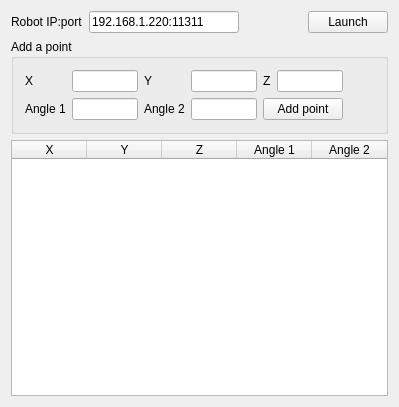
Old version of the form mainwindow.ui in the repository JulV94/object_displacer_gui.
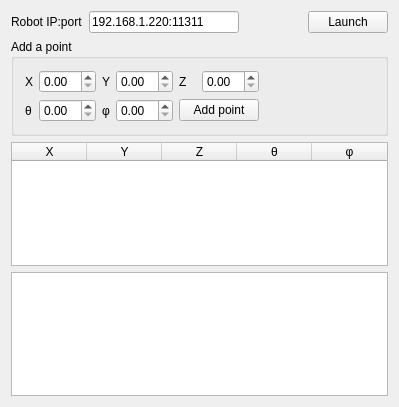
New version of the form.

Commit message: console fully connected

```diff
--- a/mainwindow.ui
+++ b/mainwindow.ui
@@ -87,7 +87,7 @@
         <item row="0" column="0">
          <layout class="QGridLayout" name="gridLayout_3">
           <item row="0" column="1">
-           <widget class="QLineEdit" name="xEdit">
+           <widget class="QDoubleSpinBox" name="xSpinBox">
             <property name="maximumSize">
              <size>
               <width>75</width>
@@ -99,24 +99,14 @@
           <item row="1" column="2">
            <widget class="QLabel" name="angle2Label">
             <property name="text">
-             <string>Angle 2</string>
+             <string>φ</string>
             </property>
            </widget>
           </item>
           <item row="1" column="0">
            <widget class="QLabel" name="angle1Label">
             <property name="text">
-             <string>Angle 1</string>
-            </property>
-           </widget>
-          </item>
-          <item row="1" column="3">
-           <widget class="QLineEdit" name="angle2Edit">
-            <property name="maximumSize">
-             <size>
-              <width>75</width>
-              <height>16777215</height>
-             </size>
+             <string>θ</string>
             </property>
            </widget>
           </item>
@@ -140,26 +130,6 @@
             </property>
            </widget>
           </item>
-          <item row="0" column="3">
-           <widget class="QLineEdit" name="yEdit">
-            <property name="maximumSize">
-             <size>
-              <width>75</width>
-              <height>16777215</height>
-             </size>
-            </property>
-           </widget>
-          </item>
-          <item row="0" column="5">
-           <widget class="QLineEdit" name="zEdit">
-            <property name="maximumSize">
-             <size>
-              <width>75</width>
-              <height>16777215</height>
-             </size>
-            </property>
-           </widget>
-          </item>
           <item row="0" column="2">
            <widget class="QLabel" name="ylabel">
             <property name="text">
@@ -182,7 +152,37 @@
            </widget>
           </item>
           <item row="1" column="1">
-           <widget class="QLineEdit" name="angle1Edit">
+           <widget class="QDoubleSpinBox" name="thetaSpinBox">
+            <property name="maximumSize">
+             <size>
+              <width>75</width>
+              <height>16777215</height>
+             </size>
+            </property>
+           </widget>
+          </item>
+          <item row="0" column="3">
+           <widget class="QDoubleSpinBox" name="ySpinBox">
+            <property name="maximumSize">
+             <size>
+              <width>75</width>
+              <height>16777215</height>
+             </size>
+            </property>
+           </widget>
+          </item>
+          <item row="1" column="3">
+           <widget class="QDoubleSpinBox" name="phiSpinBox">
+            <property name="maximumSize">
+             <size>
+              <width>75</width>
+              <height>16777215</height>
+             </size>
+            </property>
+           </widget>
+          </item>
+          <item row="0" column="5">
+           <widget class="QDoubleSpinBox" name="zSpinBox">
             <property name="maximumSize">
              <size>
               <width>75</width>
@@ -229,16 +229,23 @@
        </column>
        <column>
         <property name="text">
-         <string>Angle 1</string>
+         <string>θ</string>
         </property>
        </column>
        <column>
         <property name="text">
-         <string>Angle 2</string>
+         <string>φ</string>
         </property>
        </column>
       </widget>
      </item>
+     <item>
+      <widget class="QTextEdit" name="consoleOutput">
+       <property name="textInteractionFlags">
+        <set>Qt::TextSelectableByKeyboard|Qt::TextSelectableByMouse</set>
+       </property>
+      </widget>
+     </item>
     </layout>
    </item>
   </layout>
```
Left out of the diff: 8 changed lines with no effect on the pictures. The commit also changes 6 other files.
